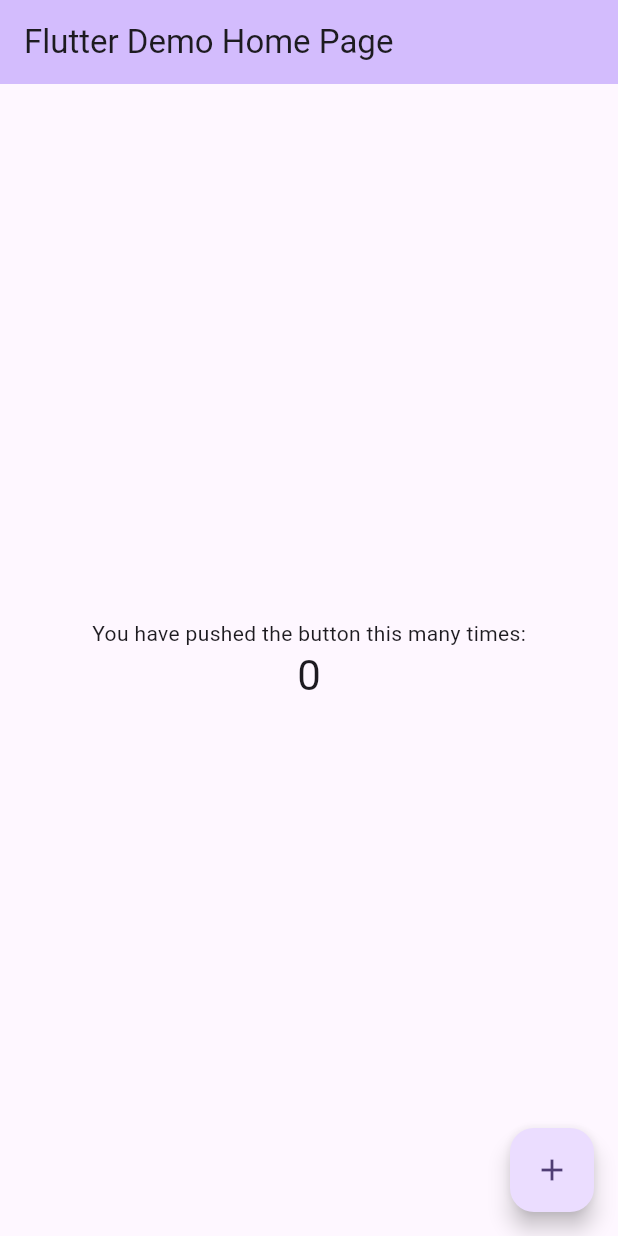
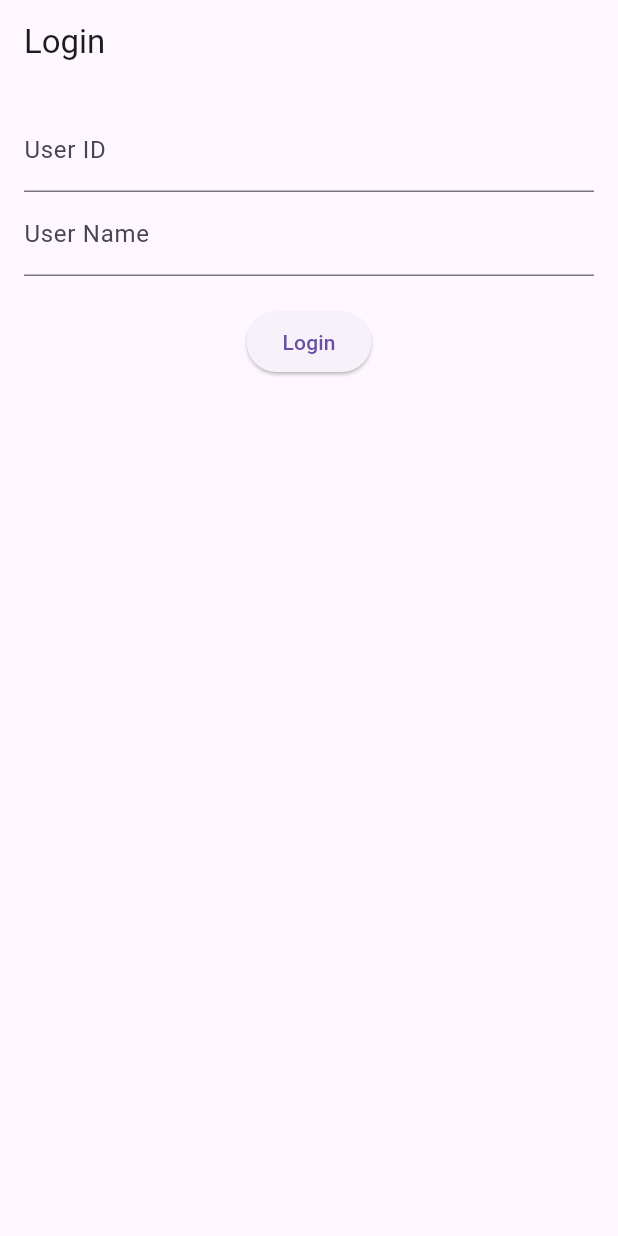
Before and after one commit to RaihanRafi01/ZEGO-Chat-test, a Flutter app: the screen it shows after launch, on a phone screen of 412 x 824 dp. Run offline on Flutter 3.47's test engine with Material 3 defaults, Android fonts, the phone set to English and light mode, and no system bars; missing offline and left inert: zego_zimkit.

```diff
--- a/lib/main.dart
+++ b/lib/main.dart
@@ -1,125 +1,25 @@
 import 'package:flutter/material.dart';
-
+import 'package:zego_chat_test/screens/login.dart';
+import 'package:zego_zimkit/zego_zimkit.dart';
 void main() {
+  ZIMKit().init(
+    appID: 509742954, // your appid
+    appSign: 'd345b080c56510035f7d50599f765112e03722c61bdc4400558901f6910636d4', // your appSign
+  );
   runApp(const MyApp());
 }
 
 class MyApp extends StatelessWidget {
   const MyApp({super.key});
 
-  // This widget is the root of your application.
   @override
   Widget build(BuildContext context) {
     return MaterialApp(
-      title: 'Flutter Demo',
+      title: 'Messaging App',
       theme: ThemeData(
-        // This is the theme of your application.
-        //
-        // TRY THIS: Try running your application with "flutter run". You'll see
-        // the application has a purple toolbar. Then, without quitting the app,
-        // try changing the seedColor in the colorScheme below to Colors.green
-        // and then invoke "hot reload" (save your changes or press the "hot
-        // reload" button in a Flutter-supported IDE, or press "r" if you used
-        // the command line to start the app).
-        //
-        // Notice that the counter didn't reset back to zero; the application
-        // state is not lost during the reload. To reset the state, use hot
-        // restart instead.
-        //
-        // This works for code too, not just values: Most code changes can be
-        // tested with just a hot reload.
-        colorScheme: ColorScheme.fromSeed(seedColor: Colors.deepPurple),
-        useMaterial3: true,
+        primarySwatch: Colors.blue,
       ),
-      home: const MyHomePage(title: 'Flutter Demo Home Page'),
+      home: LoginScreen(),
     );
   }
 }
-
-class MyHomePage extends StatefulWidget {
-  const MyHomePage({super.key, required this.title});
-
-  // This widget is the home page of your application. It is stateful, meaning
-  // that it has a State object (defined below) that contains fields that affect
-  // how it looks.
-
-  // This class is the configuration for the state. It holds the values (in this
-  // case the title) provided by the parent (in this case the App widget) and
-  // used by the build method of the State. Fields in a Widget subclass are
-  // always marked "final".
-
-  final String title;
-
-  @override
-  State<MyHomePage> createState() => _MyHomePageState();
-}
-
-class _MyHomePageState extends State<MyHomePage> {
-  int _counter = 0;
-
-  void _incrementCounter() {
-    setState(() {
-      // This call to setState tells the Flutter framework that something has
-      // changed in this State, which causes it to rerun the build method below
-      // so that the display can reflect the updated values. If we changed
-      // _counter without calling setState(), then the build method would not be
-      // called again, and so nothing would appear to happen.
-      _counter++;
-    });
-  }
-
-  @override
-  Widget build(BuildContext context) {
-    // This method is rerun every time setState is called, for instance as done
-    // by the _incrementCounter method above.
-    //
-    // The Flutter framework has been optimized to make rerunning build methods
-    // fast, so that you can just rebuild anything that needs updating rather
-    // than having to individually change instances of widgets.
-    return Scaffold(
-      appBar: AppBar(
-        // TRY THIS: Try changing the color here to a specific color (to
-        // Colors.amber, perhaps?) and trigger a hot reload to see the AppBar
-        // change color while the other colors stay the same.
-        backgroundColor: Theme.of(context).colorScheme.inversePrimary,
-        // Here we take the value from the MyHomePage object that was created by
-        // the App.build method, and use it to set our appbar title.
-        title: Text(widget.title),
-      ),
-      body: Center(
-        // Center is a layout widget. It takes a single child and positions it
-        // in the middle of the parent.
-        child: Column(
-          // Column is also a layout widget. It takes a list of children and
-          // arranges them vertically. By default, it sizes itself to fit its
-          // children horizontally, and tries to be as tall as its parent.
-          //
-          // Column has various properties to control how it sizes itself and
-          // how it positions its children. Here we use mainAxisAlignment to
-          // center the children vertically; the main axis here is the vertical
-          // axis because Columns are vertical (the cross axis would be
-          // horizontal).
-          //
-          // TRY THIS: Invoke "debug painting" (choose the "Toggle Debug Paint"
-          // action in the IDE, or press "p" in the console), to see the
-          // wireframe for each widget.
-          mainAxisAlignment: MainAxisAlignment.center,
-          children: <Widget>[
-            const Text(
-              'You have pushed the button this many times:',
-            ),
-            Text(
-              '$_counter',
-              style: Theme.of(context).textTheme.headlineMedium,
-            ),
-          ],
-        ),
-      ),
-      floatingActionButton: FloatingActionButton(
-        onPressed: _incrementCounter,
-        tooltip: 'Increment',
-        child: const Icon(Icons.add),
-      ), // This trailing comma makes auto-formatting nicer for build methods.
-    );
-  }
-}
--- /dev/null
+++ b/lib/screens/login.dart
@@ -0,0 +1,52 @@
+import 'package:flutter/material.dart';
+import 'package:zego_chat_test/screens/chat.dart';
+import 'package:zego_zimkit/zego_zimkit.dart';
+
+
+class LoginScreen extends StatelessWidget {
+  final TextEditingController userIDController = TextEditingController();
+  final TextEditingController userNameController = TextEditingController();
+
+  LoginScreen({super.key});
+
+  Future<void> loginUser(BuildContext context) async {
+    final userID = userIDController.text;
+    final userName = userNameController.text;
+
+    await ZIMKit().connectUser(id: userID, name: userName);
+
+    Navigator.of(context).pushReplacement(
+      MaterialPageRoute(builder: (context) => const ZIMKitDemoHomePage())
+    );
+
+  }
+
+  @override
+  Widget build(BuildContext context) {
+    return Scaffold(
+      appBar: AppBar(
+        title: Text('Login'),
+      ),
+      body: Padding(
+        padding: const EdgeInsets.all(16.0),
+        child: Column(
+          children: [
+            TextField(
+              controller: userIDController,
+              decoration: InputDecoration(labelText: 'User ID'),
+            ),
+            TextField(
+              controller: userNameController,
+              decoration: InputDecoration(labelText: 'User Name'),
+            ),
+            SizedBox(height: 20),
+            ElevatedButton(
+              onPressed: () => loginUser(context),
+              child: Text('Login'),
+            ),
+          ],
+        ),
+      ),
+    );
+  }
+}
--- a/pubspec.yaml
+++ b/pubspec.yaml
@@ -35,6 +35,8 @@ dependencies:
   # The following adds the Cupertino Icons font to your application.
   # Use with the CupertinoIcons class for iOS style icons.
   cupertino_icons: ^1.0.8
+  provider: ^6.1.2
+  zego_zimkit: ^1.18.13
 
 dev_dependencies:
   flutter_test:
```
Also changed, not shown: lib/screens/chat.dart (added, +73 -0 lines), pubspec.lock, 4 other files.
